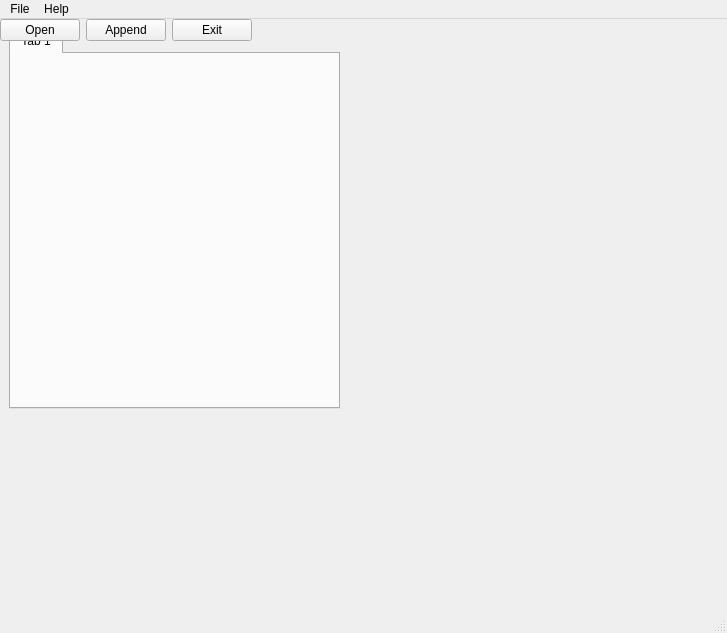
Before: the Qt Designer form python_src/30_tensor_flow_ex/ex02_bin/QtBinApp.ui in openvisual/open-visual-machine-learning, drawn with Qt 5.
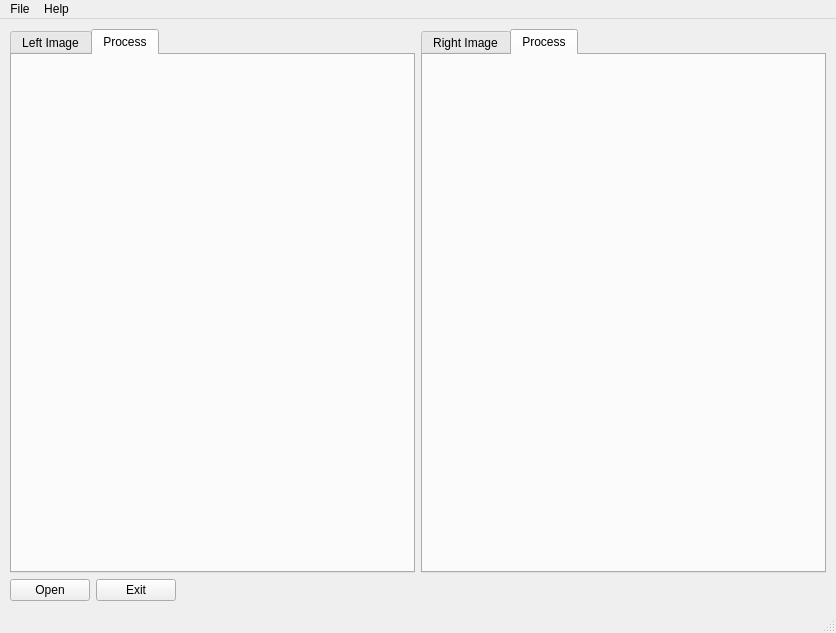
After: the same form once the commit is applied. Icons and pictures are not drawn.

Commit message: 라인 추출기 UI 수정

Patch:
```diff
--- a/python_src/30_tensor_flow_ex/ex02_bin/QtBinApp.ui
+++ b/python_src/30_tensor_flow_ex/ex02_bin/QtBinApp.ui
@@ -6,7 +6,7 @@
    <rect>
     <x>0</x>
     <y>0</y>
-    <width>727</width>
+    <width>836</width>
     <height>633</height>
    </rect>
   </property>
@@ -14,25 +14,58 @@
    <string>Image Line Extractor</string>
   </property>
   <widget class="QWidget" name="centralwidget">
-   <widget class="QTabWidget" name="tabWidget">
-    <property name="geometry">
-     <rect>
-      <x>9</x>
-      <y>9</y>
-      <width>331</width>
-      <height>381</height>
-     </rect>
+   <layout class="QGridLayout" name="gridLayout_2">
+    <property name="leftMargin">
+     <number>10</number>
     </property>
+    <property name="topMargin">
+     <number>10</number>
+    </property>
+    <property name="rightMargin">
+     <number>10</number>
+    </property>
+    <property name="bottomMargin">
+     <number>10</number>
+    </property>
+    <item row="0" column="0">
+     <layout class="QGridLayout" name="gridLayout">
+      <item row="0" column="0">
+       <widget class="QTabWidget" name="tabWidgetLeft">
     <property name="currentIndex">
      <number>0</number>
     </property>
     <widget class="QWidget" name="tab_00">
      <attribute name="title">
-      <string>Tab 1</string>
-     </attribute>
-    </widget>
-   </widget>
-   <widget class="QWidget" name="">
+          <string>Left Image</string>
+         </attribute>
+        </widget>
+        <widget class="QWidget" name="tab_2">
+         <attribute name="title">
+          <string>Process</string>
+         </attribute>
+        </widget>
+       </widget>
+      </item>
+      <item row="0" column="1">
+       <widget class="QTabWidget" name="tabWidgetRight">
+        <property name="currentIndex">
+         <number>1</number>
+        </property>
+        <widget class="QWidget" name="tab">
+         <attribute name="title">
+          <string>Right Image</string>
+         </attribute>
+        </widget>
+        <widget class="QWidget" name="tab_3">
+         <attribute name="title">
+          <string>Process</string>
+         </attribute>
+        </widget>
+       </widget>
+      </item>
+     </layout>
+    </item>
+    <item row="1" column="0">
     <layout class="QHBoxLayout" name="horizontalLayout">
      <item>
       <widget class="QPushButton" name="openBtn">
@@ -45,13 +78,6 @@
        </property>
       </widget>
      </item>
-     <item>
-      <widget class="QPushButton" name="appendTab">
-       <property name="text">
-        <string>Append</string>
-       </property>
-      </widget>
-     </item>
      <item>
       <widget class="QPushButton" name="exitBtn">
        <property name="text">
@@ -73,14 +99,15 @@
       </spacer>
      </item>
     </layout>
-   </widget>
+    </item>
+   </layout>
   </widget>
   <widget class="QMenuBar" name="menubar">
    <property name="geometry">
     <rect>
      <x>0</x>
      <y>0</y>
-     <width>727</width>
+     <width>836</width>
      <height>21</height>
     </rect>
    </property>
```
Left out of the diff: 2 changed lines with no effect on the pictures. Lines whose indentation alone changed are shown as unchanged. The commit also changes 1 other file.
